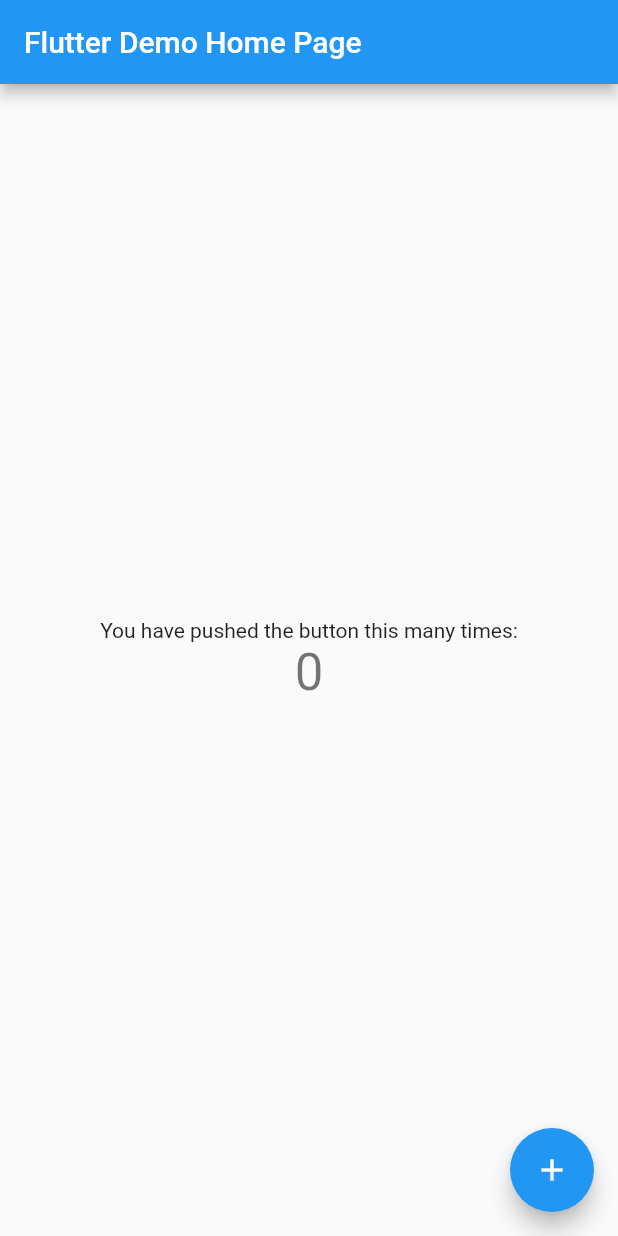
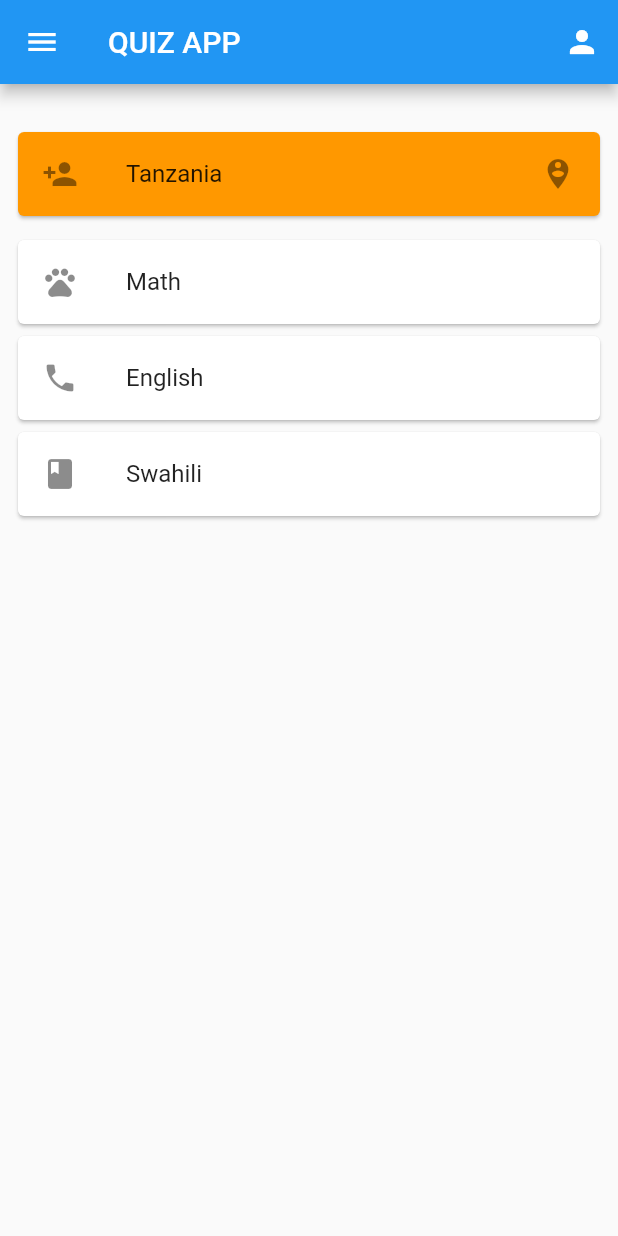
Before and after one commit to qlicue-digital-agency-ltd/online_exam_app, a Flutter app: the screen it shows after launch, on a phone screen of 412 x 824 dp. Run offline on Flutter 3.47's test engine with Material 2 defaults, Android fonts, the phone set to English and light mode, and no system bars.

Commit message:
app architecture done

```diff
--- /dev/null
+++ b/lib/App.dart
@@ -0,0 +1,18 @@
+import 'package:flutter/material.dart';
+import 'package:online_exam_app/pages/home_page.dart';
+
+class App extends StatelessWidget {
+  // This widget is the root of your application.
+  @override
+  Widget build(BuildContext context) {
+    return MaterialApp(
+      debugShowCheckedModeBanner: false,
+      title: 'Online Exam APP',
+      theme: ThemeData(
+
+        primarySwatch: Colors.blue,
+      ),
+      home: HomePage(),
+    );
+  }
+}
--- /dev/null
+++ b/lib/components/subject_card.dart
@@ -0,0 +1,22 @@
+import 'package:flutter/material.dart';
+
+class SubjectCard extends StatelessWidget {
+  final IconData icon;
+  final String name;
+
+  const SubjectCard({Key key, @required this.icon, @required this.name})
+      : super(key: key);
+  @override
+  Widget build(BuildContext context) {
+    return Padding(
+      padding: const EdgeInsets.only(left: 8, right: 8),
+      child: Card(
+        color: Colors.white,
+        child: ListTile(
+          leading: Icon(icon),
+          title: Text(name),
+        ),
+      ),
+    );
+  }
+}
--- a/lib/main.dart
+++ b/lib/main.dart
@@ -1,71 +1,7 @@
 import 'package:flutter/material.dart';
 
-void main() => runApp(MyApp());
-
-class MyApp extends StatelessWidget {
-  // This widget is the root of your application.
-  @override
-  Widget build(BuildContext context) {
-    return MaterialApp(
-      title: 'Flutter Demo',
-      theme: ThemeData(
-
-        primarySwatch: Colors.blue,
-      ),
-      home: MyHomePage(title: 'Flutter Demo Home Page'),
-    );
-  }
-}
-
-class MyHomePage extends StatefulWidget {
-  MyHomePage({Key key, this.title}) : super(key: key);
+import 'App.dart';
 
 
-  final String title;
 
-  @override
-  _MyHomePageState createState() => _MyHomePageState();
-}
-
-class _MyHomePageState extends State<MyHomePage> {
-  int _counter = 0;
-
-  void _incrementCounter() {
-    setState(() {
-      _counter++;
-    });
-  }
-
-  @override
-  Widget build(BuildContext context) {
-
-    return Scaffold(
-      appBar: AppBar(
-
-        title: Text(widget.title),
-      ),
-      body: Center(
-        // Center is a layout widget. It takes a single child and positions it
-        // in the middle of the parent.
-        child: Column(
-
-          mainAxisAlignment: MainAxisAlignment.center,
-          children: <Widget>[
-            Text(
-              'You have pushed the button this many times:',
-            ),
-            Text(
-              '$_counter',
-              style: Theme.of(context).textTheme.display1,
-            ),
-          ],
-        ),
-      ),
-      floatingActionButton: FloatingActionButton(
-        onPressed: _incrementCounter,
-        tooltip: 'Increment',
-        child: Icon(Icons.add),
-      ), // This trailing comma makes auto-formatting nicer for build methods.
-    );
-  }
-}
+void main() => runApp(App());
--- /dev/null
+++ b/lib/pages/home_page.dart
@@ -0,0 +1,60 @@
+import 'package:flutter/material.dart';
+import 'package:online_exam_app/components/subject_card.dart';
+
+class HomePage extends StatelessWidget {
+  @override
+  Widget build(BuildContext context) {
+    return Scaffold(
+      appBar: AppBar(
+        title: Text('QUIZ APP'),
+        actions: <Widget>[
+          IconButton(
+            icon: Icon(Icons.person),
+            onPressed: () {
+              print('Hellooo');
+            },
+          )
+        ],
+      ),
+      body: CustomScrollView(
+        slivers: <Widget>[
+          SliverList(
+            delegate: SliverChildListDelegate([
+              SizedBox(
+                height: 20,
+              ),
+              Padding(
+                padding: const EdgeInsets.all(8.0),
+                child: Card(
+                  color: Colors.orange,
+                  child: ListTile(
+                    leading: Icon(Icons.person_add),
+                    title: Text('Tanzania'),
+                    trailing: Icon(Icons.person_pin_circle),
+                  ),
+                ),
+              )
+            ]),
+          ),
+          SliverList(
+            delegate: SliverChildListDelegate([
+              SubjectCard(
+                icon: Icons.pets,
+                name: 'Math',
+              ),
+              SubjectCard(
+                icon: Icons.phone,
+                name: 'English',
+              ),
+              SubjectCard(
+                icon: Icons.book,
+                name: 'Swahili',
+              )
+            ]),
+          )
+        ],
+      ),
+      drawer: Container(),
+    );
+  }
+}
```
Also changed, not shown: pubspec.yaml (+2 -41 lines), 1 other file.
